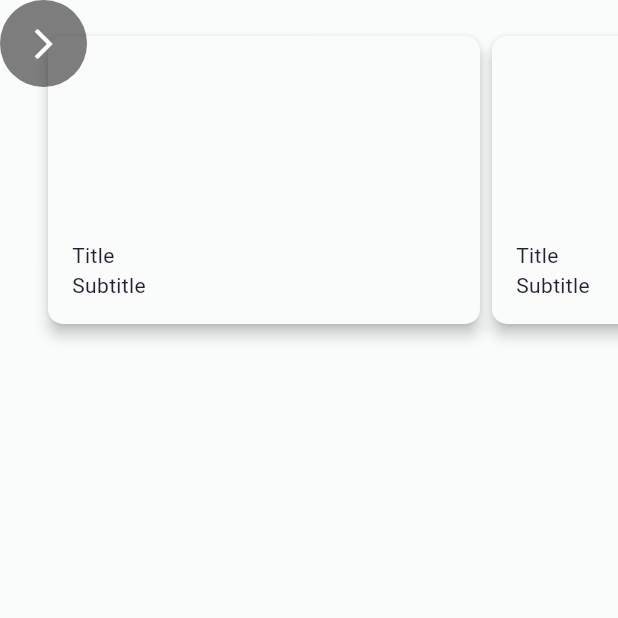
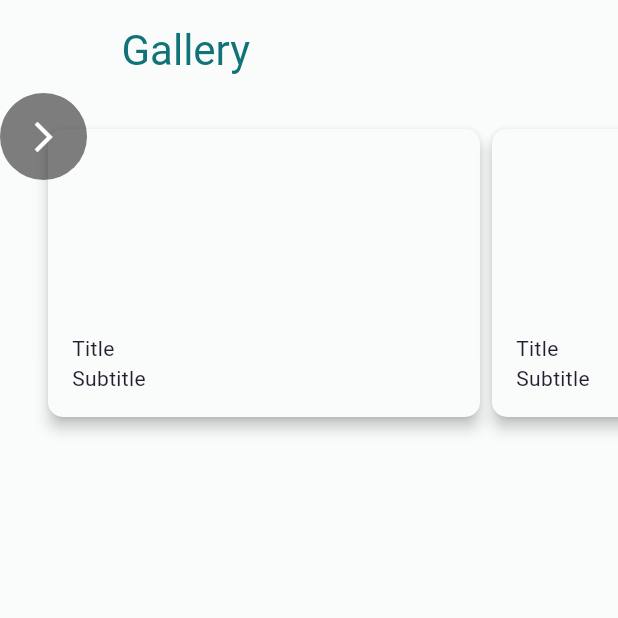
Before and after one commit to IvoneDjaja/portofolio, a Flutter app: the screen it shows after launch, on a phone screen of 412 x 824 dp, the top half of it. Run offline on Flutter 3.47's test engine with Material 3 defaults, Android fonts, the phone set to English and light mode, and no system bars; our stand-ins replace google_fonts; generated files the repository leaves out were written again.

Commit message:
:sparkles: Add _DesktopHomeItem

```diff
--- /dev/null
+++ b/lib/constants.dart
@@ -0,0 +1,4 @@
+// Only put constants shared between files here.
+
+// The font size delta for headline4 font.
+const double desktopDisplay1FontDelta = 16;
--- a/lib/pages/home.dart
+++ b/lib/pages/home.dart
@@ -1,5 +1,6 @@
 import 'package:flutter/foundation.dart';
 import 'package:flutter/material.dart';
+import 'package:portofolio/constants.dart';
 import 'package:portofolio/layout/adaptive.dart';
 import 'package:portofolio/src/studies/drawing/routes.dart' as drawing_routes;
 import 'package:portofolio/src/studies/rally/routes.dart' as rally_routes;
@@ -28,6 +29,7 @@ class HomePage extends StatelessWidget {
       body: ListView(
         key: const ValueKey('HomeListView'),
         children: [
+          const _DesktopHomeItem(child: _GalleryHeader()),
           _DesktopCarousel(
             height: _carouselHeightMin,
             children: carouselCards,
@@ -35,6 +37,45 @@ class HomePage extends StatelessWidget {
         ],
       ),
     );
+  }
+}
+
+class _GalleryHeader extends StatelessWidget {
+  const _GalleryHeader();
+
+  @override
+  Widget build(BuildContext context) {
+    return Header(
+      color: Theme.of(context).colorScheme.primaryContainer,
+      text: 'Gallery',
+    );
+  }
+}
+
+class Header extends StatelessWidget {
+  const Header({
+    super.key,
+    required this.color,
+    required this.text,
+  });
+
+  final Color color;
+  final String text;
+
+  @override
+  Widget build(BuildContext context) {
+    return Align(
+        alignment: AlignmentDirectional.centerStart,
+        child: Padding(
+            padding: const EdgeInsets.only(
+              top: kIsWeb ? 63 : 15,
+              bottom: kIsWeb ? 21 : 11,
+            ),
+            child: SelectableText(text,
+                style: Theme.of(context).textTheme.headlineMedium!.apply(
+                      color: color,
+                      fontSizeDelta: kIsWeb ? desktopDisplay1FontDelta : 0,
+                    ))));
   }
 }
 
@@ -53,10 +94,10 @@ class _DesktopCarousel extends StatefulWidget {
   final List<Widget> children;
 
   @override
-  State<_DesktopCarousel> createState() => __DesktopCarouselState();
+  State<_DesktopCarousel> createState() => _DesktopCarouselState();
 }
 
-class __DesktopCarouselState extends State<_DesktopCarousel> {
+class _DesktopCarouselState extends State<_DesktopCarousel> {
   late final ScrollController _controller;
 
   @override
@@ -173,7 +214,6 @@ class _DesktopPageButton extends StatelessWidget {
 
 class _CarouselCard extends StatelessWidget {
   const _CarouselCard({
-    super.key,
     required this.studyRoute,
   });
 
@@ -195,7 +235,8 @@ class _CarouselCard extends StatelessWidget {
           borderRadius: BorderRadius.circular(10),
         ),
         clipBehavior: Clip.antiAlias,
-            child: Stack(children: [
+        child: Stack(
+          children: [
             const Padding(
               padding: EdgeInsetsDirectional.fromSTEB(16, 0, 16, 16),
               child: Column(
@@ -219,6 +260,29 @@ class _CarouselCard extends StatelessWidget {
                 ),
               ),
             )
-            ])));
+          ],
+        ),
+      ),
+    );
   }
 }
+
+class _DesktopHomeItem extends StatelessWidget {
+  const _DesktopHomeItem({required this.child});
+
+  final Widget child;
+
+  @override
+  Widget build(BuildContext context) {
+    return Align(
+      alignment: Alignment.center,
+      child: Container(
+        constraints: const BoxConstraints(maxWidth: maxHomeItemWidth),
+        padding: const EdgeInsets.symmetric(
+          horizontal: _horizontalDesktopPadding,
+        ),
+        child: child,
+      ),
+    );
+  }
+}
```
Lines whose indentation alone changed are shown as unchanged.
